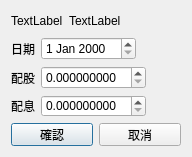
First picture: the form in QtStockDividendEditDialog.ui, repository foxking0416/PythonStockPrice, before the edit.
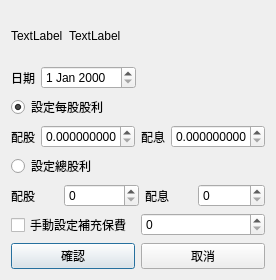
Second picture: the form after the edit.

Commit message:
調整手動輸入股利的部分 主要是可以設定總股利，而不只是每股股利 這個修改主要是因為許多 etf 的配息是來自"收益平準金"或是"財產交易所得"，這部分就不會計算補充保費，但因為"收益平準金"或是"財產交易所得"的資料目前還抓取不到 因此只能改成手動設定
這筆 commit 只先處理 UI 跟資料的部分，尚未處理 process / Table顯示

```diff
--- a/QtStockDividendEditDialog.ui
+++ b/QtStockDividendEditDialog.ui
@@ -6,8 +6,8 @@
    <rect>
     <x>0</x>
     <y>0</y>
-    <width>192</width>
-    <height>157</height>
+    <width>276</width>
+    <height>280</height>
    </rect>
   </property>
   <property name="sizePolicy">
@@ -24,8 +24,8 @@
   </property>
   <property name="maximumSize">
    <size>
-    <width>192</width>
-    <height>157</height>
+    <width>16777215</width>
+    <height>16777215</height>
    </size>
   </property>
   <property name="windowTitle">
@@ -90,6 +90,16 @@
      </item>
     </layout>
    </item>
+   <item>
+    <widget class="QRadioButton" name="qtPerShareDividendRadioButton">
+     <property name="text">
+      <string>設定每股股利</string>
+     </property>
+     <property name="checked">
+      <bool>true</bool>
+     </property>
+    </widget>
+   </item>
    <item>
     <layout class="QHBoxLayout" name="horizontalLayout_3">
      <item>
@@ -115,23 +125,6 @@
        </property>
       </widget>
      </item>
-     <item>
-      <spacer name="horizontalSpacer_3">
-       <property name="orientation">
-        <enum>Qt::Horizontal</enum>
-       </property>
-       <property name="sizeHint" stdset="0">
-        <size>
-         <width>40</width>
-         <height>20</height>
-        </size>
-       </property>
-      </spacer>
-     </item>
-    </layout>
-   </item>
-   <item>
-    <layout class="QHBoxLayout" name="horizontalLayout_4">
      <item>
       <widget class="QLabel" name="label_5">
        <property name="text">
@@ -140,7 +133,7 @@
       </widget>
      </item>
      <item>
-      <widget class="QDoubleSpinBox" name="qtCashDividendDoubleSpinBox">
+      <widget class="QDoubleSpinBox" name="qtPerShareCashDividendDoubleSpinBox">
        <property name="minimumSize">
         <size>
          <width>75</width>
@@ -155,18 +148,68 @@
        </property>
       </widget>
      </item>
+    </layout>
+   </item>
+   <item>
+    <widget class="QRadioButton" name="qtTotalDividendRadioButton">
+     <property name="text">
+      <string>設定總股利</string>
+     </property>
+    </widget>
+   </item>
+   <item>
+    <layout class="QHBoxLayout" name="horizontalLayout_4">
      <item>
-      <spacer name="horizontalSpacer_4">
-       <property name="orientation">
-        <enum>Qt::Horizontal</enum>
+      <widget class="QLabel" name="label_7">
+       <property name="text">
+        <string>配股</string>
        </property>
-       <property name="sizeHint" stdset="0">
+      </widget>
+     </item>
+     <item>
+      <widget class="QSpinBox" name="qtTotalStockDividendDoubleSpinBox">
+       <property name="minimumSize">
         <size>
-         <width>40</width>
-         <height>20</height>
+         <width>75</width>
+         <height>0</height>
         </size>
        </property>
-      </spacer>
+       <property name="maximum">
+        <number>999999999</number>
+       </property>
+      </widget>
+     </item>
+     <item>
+      <widget class="QLabel" name="label_6">
+       <property name="text">
+        <string>配息</string>
+       </property>
+      </widget>
+     </item>
+     <item>
+      <widget class="QSpinBox" name="qtTotalCashDividendDoubleSpinBox">
+       <property name="maximum">
+        <number>999999999</number>
+       </property>
+      </widget>
+     </item>
+    </layout>
+   </item>
+   <item>
+    <layout class="QHBoxLayout" name="horizontalLayout_6">
+     <item>
+      <widget class="QCheckBox" name="qtCustomExtraInsuranceCheckBox">
+       <property name="text">
+        <string>手動設定補充保費</string>
+       </property>
+      </widget>
+     </item>
+     <item>
+      <widget class="QSpinBox" name="qtExtraInsuranceSpinBox">
+       <property name="maximum">
+        <number>999999999</number>
+       </property>
+      </widget>
      </item>
     </layout>
    </item>
```
Left out of the diff: 2 changed lines with no effect on the pictures. The commit also changes 2 other files.
